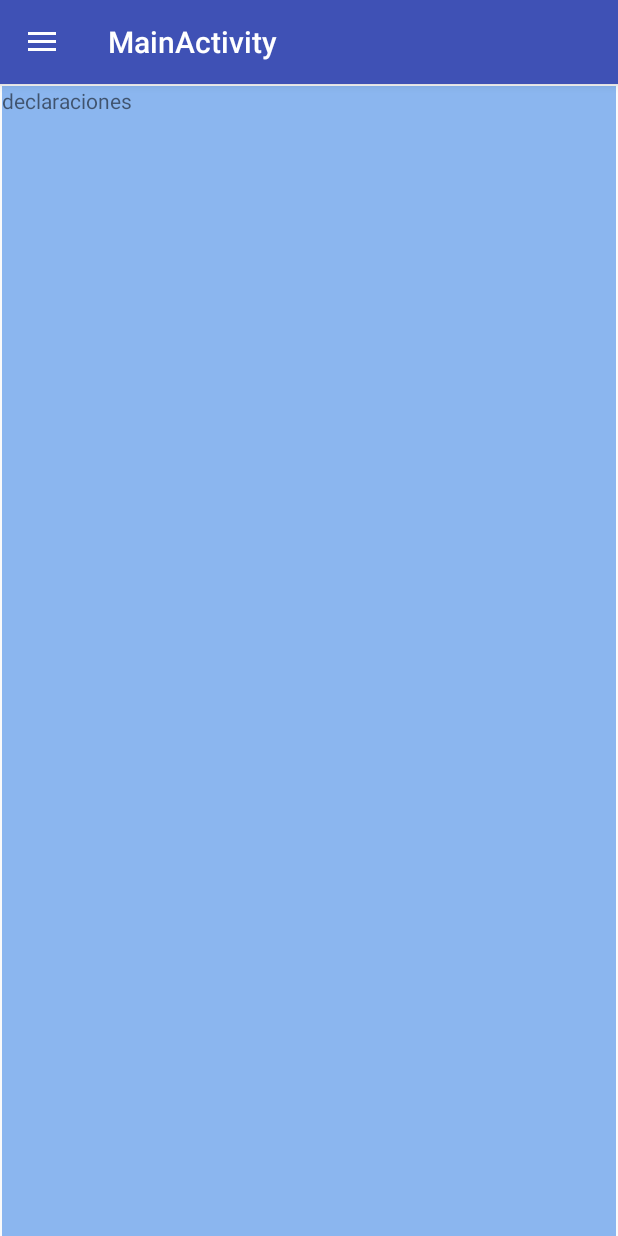
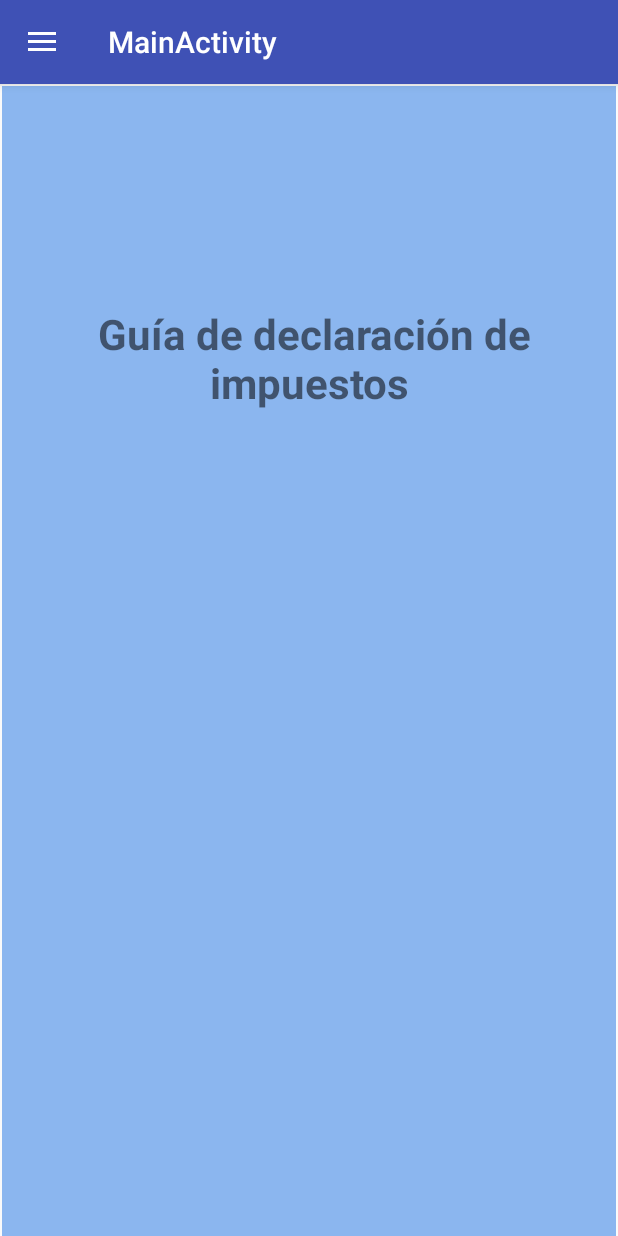
Before and after one commit to bettybonillap/VentanaFiscal, an Android app: the fragment TipsFragment placed in its activity, in the side drawer, after a tap on "Tus declaraciones", on a phone screen of 412 x 824 dp. Run offline under Robolectric (Android 15) with nearby library versions, the light colour scheme and no system bars; our stand-ins replace Volley.

Commit message:
ultimos cambios a vistas

```diff
--- a/app/src/main/java/com/example/beatr/ventanafiscal/DeclaracionesFragment.java
+++ b/app/src/main/java/com/example/beatr/ventanafiscal/DeclaracionesFragment.java
@@ -4,9 +4,14 @@ package com.example.beatr.ventanafiscal;
 import android.app.Fragment;
 import android.os.Bundle;
 import android.support.annotation.Nullable;
+import android.text.Spannable;
+import android.text.SpannableStringBuilder;
+import android.text.style.RelativeSizeSpan;
+import android.text.style.StyleSpan;
 import android.view.LayoutInflater;
 import android.view.View;
 import android.view.ViewGroup;
+import android.widget.TextView;
 
 
 /**
@@ -14,6 +19,7 @@ import android.view.ViewGroup;
  */
 public class DeclaracionesFragment extends Fragment {
 
+    private TextView titulo;
 
     public DeclaracionesFragment() {
         // Required empty public constructor
@@ -31,10 +37,17 @@ public class DeclaracionesFragment extends Fragment {
         return inflater.inflate(R.layout.fragment_declaraciones, container, false);
     }
 
+    final SpannableStringBuilder declaraciones_titulo = new SpannableStringBuilder("" +
+            " Guía de declaración de impuestos");
+
+    final StyleSpan bss = new StyleSpan(android.graphics.Typeface.BOLD);
+
     @Override
     public void onViewCreated(View view, @Nullable Bundle savedInstanceState) {
-        //imageView=(ImageView) view.findViewById(R.id.imageView2);
-        //textView=(TextView) view.findViewById(R.id.textView);
+        titulo=(TextView) view.findViewById(R.id.titulo);
+        declaraciones_titulo.setSpan(bss, 0, 33, Spannable.SPAN_INCLUSIVE_INCLUSIVE);
+        declaraciones_titulo.setSpan(new RelativeSizeSpan(2f), 0,33, 0);
+        titulo.setText(declaraciones_titulo);
     }
 
 }
--- a/app/src/main/java/com/example/beatr/ventanafiscal/MainActivity.java
+++ b/app/src/main/java/com/example/beatr/ventanafiscal/MainActivity.java
@@ -24,7 +24,6 @@ public class MainActivity extends AppCompatActivity
         setContentView(R.layout.activity_main);
         Toolbar toolbar = (Toolbar) findViewById(R.id.toolbar);
         setSupportActionBar(toolbar);
-        toolbar.setTitle("App Fiscal");
 
         DrawerLayout drawer = (DrawerLayout) findViewById(R.id.drawer_layout);
         ActionBarDrawerToggle toggle = new ActionBarDrawerToggle(
--- a/app/src/main/java/com/example/beatr/ventanafiscal/TipsFragment.java
+++ b/app/src/main/java/com/example/beatr/ventanafiscal/TipsFragment.java
@@ -5,9 +5,14 @@ import android.app.Fragment;
 import android.os.Bundle;
 import android.support.annotation.Nullable;
 
+import android.text.Spannable;
+import android.text.SpannableStringBuilder;
+import android.text.style.RelativeSizeSpan;
+import android.text.style.StyleSpan;
 import android.view.LayoutInflater;
 import android.view.View;
 import android.view.ViewGroup;
+import android.widget.TextView;
 
 
 /**
@@ -15,6 +20,7 @@ import android.view.ViewGroup;
  */
 public class TipsFragment extends Fragment {
 
+    private TextView titulo;
 
     public TipsFragment() {
         // Required empty public constructor
@@ -32,10 +38,18 @@ public class TipsFragment extends Fragment {
         return inflater.inflate(R.layout.fragment_tips, container, false);
     }
 
+
+    final SpannableStringBuilder tips_titulo = new SpannableStringBuilder("" +
+            "Tips");
+
+    final StyleSpan bss = new StyleSpan(android.graphics.Typeface.BOLD);
+
     @Override
     public void onViewCreated(View view, @Nullable Bundle savedInstanceState) {
-        //imageView=(ImageView) view.findViewById(R.id.imageView2);
-        //textView=(TextView) view.findViewById(R.id.textView);
+        titulo=(TextView) view.findViewById(R.id.titulo);
+        tips_titulo.setSpan(bss, 0, 4, Spannable.SPAN_INCLUSIVE_INCLUSIVE);
+        tips_titulo.setSpan(new RelativeSizeSpan(2f), 0,4, 0);
+        titulo.setText(tips_titulo);
     }
 
 }
--- a/app/src/main/res/layout/fragment_declaraciones.xml
+++ b/app/src/main/res/layout/fragment_declaraciones.xml
@@ -1,14 +1,36 @@
-<FrameLayout xmlns:android="http://schemas.android.com/apk/res/android"
+<android.support.constraint.ConstraintLayout xmlns:android="http://schemas.android.com/apk/res/android"
+    xmlns:app="http://schemas.android.com/apk/res-auto"
     xmlns:tools="http://schemas.android.com/tools"
     android:layout_width="match_parent"
     android:layout_height="match_parent"
     android:background="#8bb6ef"
-    tools:context="com.example.beatr.ventanafiscal.DeclaracionesFragment">
+    tools:context="com.example.beatr.ventanafiscal.GuiaFragment">
 
     <!-- TODO: Update blank fragment layout -->
-    <TextView
-        android:layout_width="match_parent"
-        android:layout_height="match_parent"
-        android:text="declaraciones" />
 
-</FrameLayout>
+    <ScrollView
+        android:layout_width="330dp"
+        android:layout_height="475dp"
+        android:layout_marginBottom="8dp"
+        android:layout_marginEnd="8dp"
+        android:layout_marginStart="8dp"
+        android:layout_marginTop="8dp"
+        app:layout_constraintBottom_toBottomOf="parent"
+        app:layout_constraintEnd_toEndOf="parent"
+        app:layout_constraintStart_toStartOf="parent"
+        app:layout_constraintTop_toTopOf="parent">
+
+        <LinearLayout
+            android:layout_width="match_parent"
+            android:layout_height="wrap_content"
+            android:orientation="vertical">
+
+            <TextView
+                android:id="@+id/titulo"
+                android:layout_width="match_parent"
+                android:layout_height="wrap_content"
+                android:text="TextView"
+                android:textAlignment="center" />
+        </LinearLayout>
+    </ScrollView>
+</android.support.constraint.ConstraintLayout>
```
Also changed, not shown: app/src/main/res/layout/fragment_tips.xml (+29 -7 lines).
